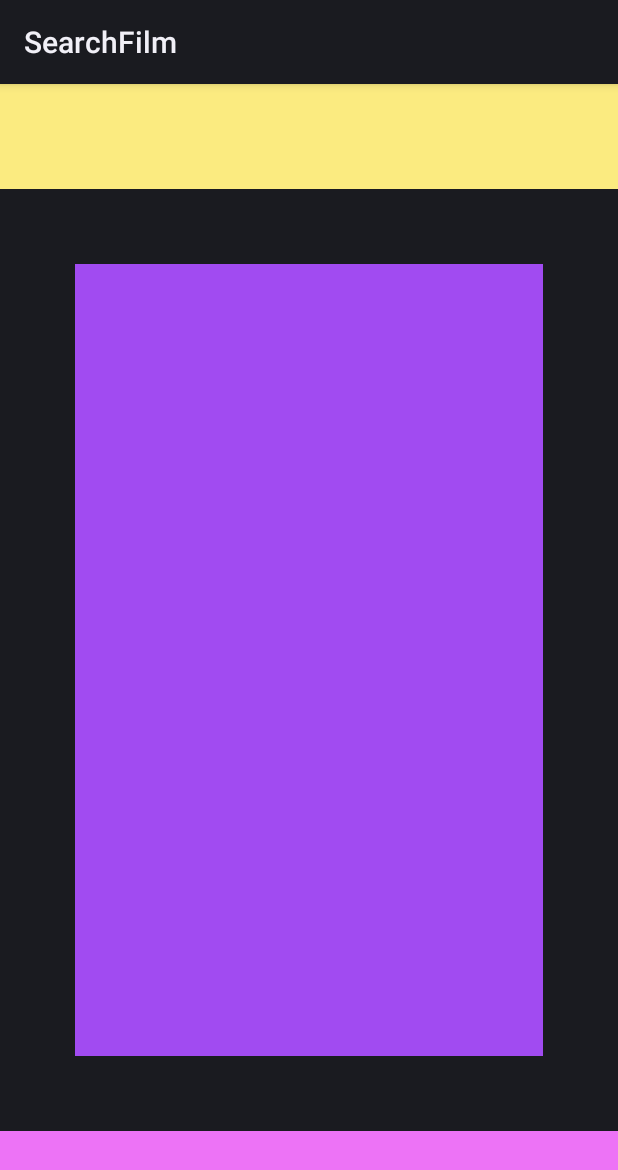
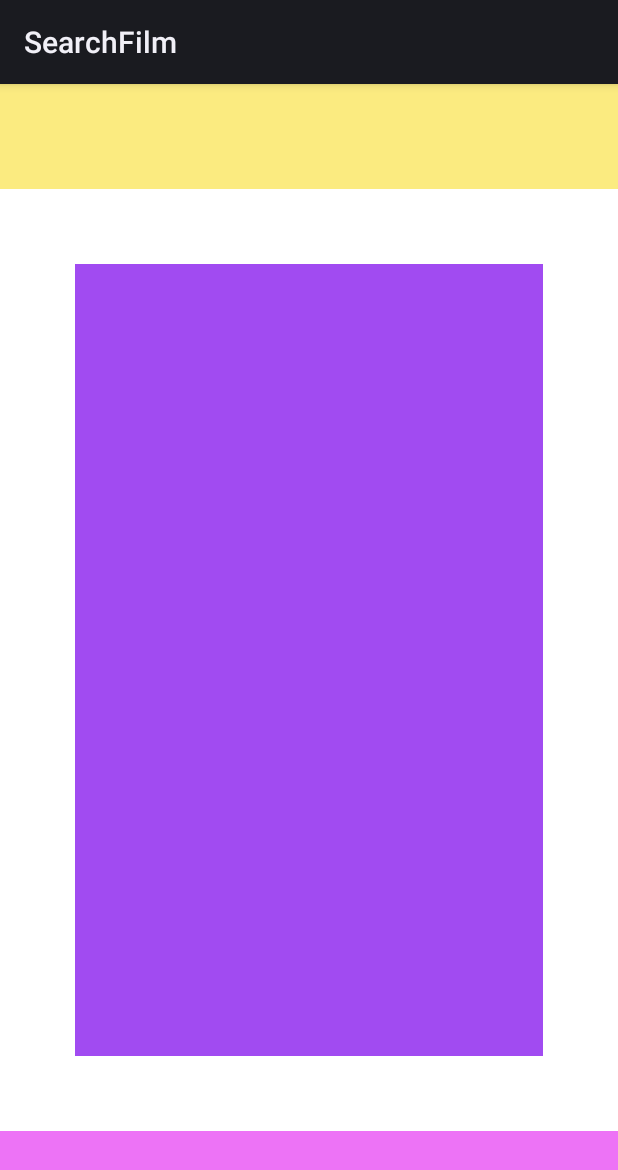
Before and after one commit to nssaakyan/FilmSearchApp, an Android app: the layout activity_main.xml on its own in the app's theme, with its tools: preview values and no code run, on a phone screen of 412 x 824 dp. Shown: the top 1170 px of the screen. Run offline under Robolectric (Android 15) with nearby library versions, the phone set to English and light mode, and no system bars.

Commit message:
First commit

```diff
--- a/app/src/main/res/layout/activity_main.xml
+++ b/app/src/main/res/layout/activity_main.xml
@@ -4,6 +4,7 @@
     xmlns:tools="http://schemas.android.com/tools"
     android:layout_width="match_parent"
     android:layout_height="match_parent"
+    android:background="@color/White"
     tools:context=".MainActivity">
 
     <LinearLayout
```
